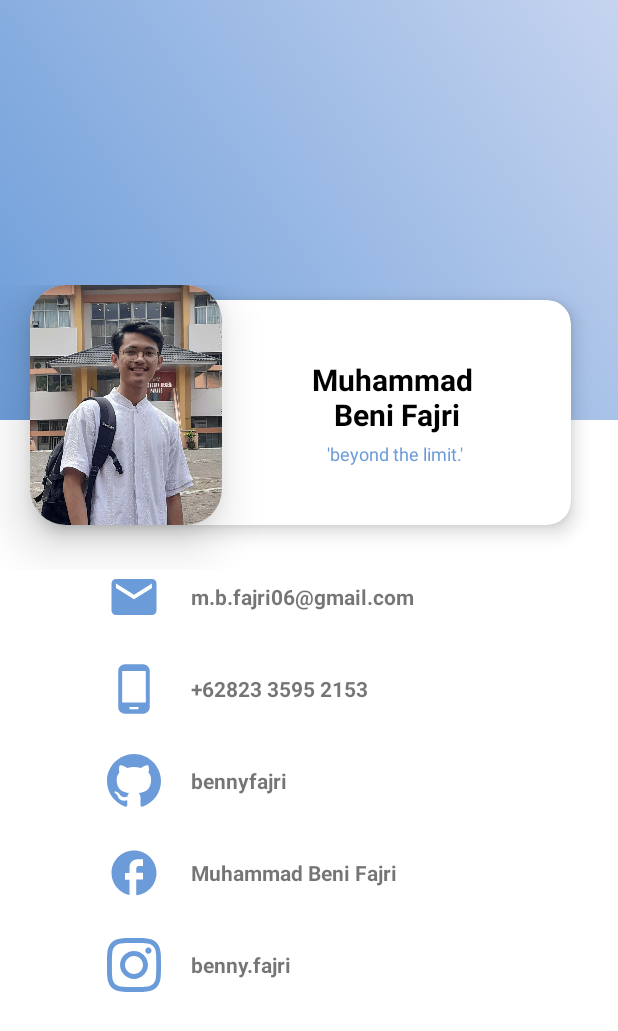
After one commit to bennyfajri/Resin-Ku, an Android app: the ActivityInfo screen opened directly, with no data from a screen before it, on a phone screen of 412 x 824 dp. The commit adds this screen. Shown: the top 1031 px of the screen. Run offline under Robolectric (Android 15) with nearby library versions, the phone set to English and light mode, and no system bars.

Commit message:
add page about

```diff
--- a/app/src/main/java/com/benny/resin_ku/Fragment_Resin.kt
+++ b/app/src/main/java/com/benny/resin_ku/Fragment_Resin.kt
@@ -55,9 +55,11 @@ class Fragment_Resin : Fragment() {
     private var jumlahResin = 0L
     private lateinit var timer: CountDownTimer
     private var r_waktu_detik = 0L
+    private var resinNambah = 0L
     private var r_state =  ResinState.Stopped
 
     private var secondsRemaining = 0L
+    private var resinRemaining = 0L
 
     override fun onCreateView(inflater: LayoutInflater, container: ViewGroup?,
                               savedInstanceState: Bundle?): View? {
--- /dev/null
+++ b/app/src/main/res/drawable/gradientbackground.xml
@@ -0,0 +1,7 @@
+<?xml version="1.0" encoding="utf-8"?>
+<shape xmlns:android="http://schemas.android.com/apk/res/android">
+    <gradient
+        android:angle="45"
+        android:startColor="@color/purple_500"
+        android:endColor="@color/purple_200"/>
+</shape>
--- /dev/null
+++ b/app/src/main/res/drawable/ic_baseline_info_24.xml
@@ -0,0 +1,5 @@
+<vector android:height="24dp" android:tint="#FFFFFF"
+    android:viewportHeight="24" android:viewportWidth="24"
+    android:width="24dp" xmlns:android="http://schemas.android.com/apk/res/android">
+    <path android:fillColor="@android:color/white" android:pathData="M12,2C6.48,2 2,6.48 2,12s4.48,10 10,10 10,-4.48 10,-10S17.52,2 12,2zM13,17h-2v-6h2v6zM13,9h-2L11,7h2v2z"/>
+</vector>
--- /dev/null
+++ b/app/src/main/res/drawable/ic_email.xml
@@ -0,0 +1,9 @@
+<vector xmlns:android="http://schemas.android.com/apk/res/android"
+    android:width="24dp"
+    android:height="24dp"
+    android:viewportWidth="24"
+    android:viewportHeight="24">
+  <path
+      android:fillColor="@color/purple_500"
+      android:pathData="M20,4L4,4c-1.1,0 -1.99,0.9 -1.99,2L2,18c0,1.1 0.9,2 2,2h16c1.1,0 2,-0.9 2,-2L22,6c0,-1.1 -0.9,-2 -2,-2zM20,8l-8,5 -8,-5L4,6l8,5 8,-5v2z"/>
+</vector>
--- /dev/null
+++ b/app/src/main/res/drawable/ic_facebook.xml
@@ -0,0 +1,9 @@
+<vector xmlns:android="http://schemas.android.com/apk/res/android"
+    android:width="36dp"
+    android:height="36dp"
+    android:viewportWidth="36"
+    android:viewportHeight="36">
+  <path
+      android:pathData="M33,18c0,-8.3 -6.7,-15 -15,-15S3,9.7 3,18c0,7.3 5.2,13.3 12,14.7V22.5h-3V18h3v-3.8c0,-2.9 2.4,-5.3 5.3,-5.3H24v4.5h-3c-0.8,0 -1.5,0.7 -1.5,1.5v3H24v4.5h-4.5v10.4C27.1,32.2 33,25.8 33,18z"
+      android:fillColor="#6B9CD9"/>
+</vector>
--- /dev/null
+++ b/app/src/main/res/drawable/ic_github.xml
@@ -0,0 +1,9 @@
+<vector xmlns:android="http://schemas.android.com/apk/res/android"
+    android:width="24dp"
+    android:height="24dp"
+    android:viewportWidth="24"
+    android:viewportHeight="24">
+  <path
+      android:pathData="M12,0C5.4,0 0,5.4 0,12c0,5.3 3.4,9.8 8.2,11.4C8.8,23.5 9,23.1 9,22.8v-2.2c-3.3,0.7 -4,-1.4 -4,-1.4c-0.5,-1.4 -1.3,-1.8 -1.3,-1.8c-1.1,-0.7 0.1,-0.7 0.1,-0.7c1.2,0.1 1.8,1.2 1.8,1.2c1.1,1.8 2.8,1.3 3.5,1c0.1,-0.8 0.4,-1.3 0.8,-1.6C7.1,17 4.3,16 4.3,11.4c0,-1.3 0.5,-2.4 1.2,-3.2C5.5,7.9 5,6.6 5.7,5c0,0 1,-0.3 3.3,1.2c1,-0.3 2,-0.4 3,-0.4c1,0 2,0.1 3,0.4C17.3,4.7 18.3,5 18.3,5c0.7,1.7 0.2,2.9 0.1,3.2c0.8,0.8 1.2,1.9 1.2,3.2c0,4.6 -2.8,5.6 -5.5,5.9c0.4,0.4 0.8,1.1 0.8,2.2v3.3c0,0.3 0.2,0.7 0.8,0.6C20.6,21.8 24,17.3 24,12C24,5.4 18.6,0 12,0z"
+      android:fillColor="#6B9CD9"/>
+</vector>
--- /dev/null
+++ b/app/src/main/res/drawable/ic_instagram.xml
@@ -0,0 +1,9 @@
+<vector xmlns:android="http://schemas.android.com/apk/res/android"
+    android:width="24dp"
+    android:height="24dp"
+    android:viewportWidth="24"
+    android:viewportHeight="24">
+  <path
+      android:pathData="M12,2.2c3.2,0 3.6,0 4.9,0.1c3.3,0.1 4.8,1.7 4.9,4.9c0.1,1.3 0.1,1.6 0.1,4.8c0,3.2 0,3.6 -0.1,4.8c-0.1,3.2 -1.7,4.8 -4.9,4.9c-1.3,0.1 -1.6,0.1 -4.9,0.1c-3.2,0 -3.6,0 -4.8,-0.1c-3.3,-0.1 -4.8,-1.7 -4.9,-4.9c-0.1,-1.3 -0.1,-1.6 -0.1,-4.8c0,-3.2 0,-3.6 0.1,-4.8c0.1,-3.2 1.7,-4.8 4.9,-4.9C8.4,2.2 8.8,2.2 12,2.2zM12,0C8.7,0 8.3,0 7.1,0.1c-4.4,0.2 -6.8,2.6 -7,7C0,8.3 0,8.7 0,12s0,3.7 0.1,4.9c0.2,4.4 2.6,6.8 7,7C8.3,24 8.7,24 12,24s3.7,0 4.9,-0.1c4.4,-0.2 6.8,-2.6 7,-7C24,15.7 24,15.3 24,12s0,-3.7 -0.1,-4.9c-0.2,-4.4 -2.6,-6.8 -7,-7C15.7,0 15.3,0 12,0zM12,5.8c-3.4,0 -6.2,2.8 -6.2,6.2s2.8,6.2 6.2,6.2s6.2,-2.8 6.2,-6.2C18.2,8.6 15.4,5.8 12,5.8zM12,16c-2.2,0 -4,-1.8 -4,-4c0,-2.2 1.8,-4 4,-4s4,1.8 4,4C16,14.2 14.2,16 12,16zM18.4,4.2c-0.8,0 -1.4,0.6 -1.4,1.4S17.6,7 18.4,7c0.8,0 1.4,-0.6 1.4,-1.4S19.2,4.2 18.4,4.2z"
+      android:fillColor="#6B9CD9"/>
+</vector>
--- /dev/null
+++ b/app/src/main/res/drawable/ic_phone_android.xml
@@ -0,0 +1,9 @@
+<vector xmlns:android="http://schemas.android.com/apk/res/android"
+    android:width="24dp"
+    android:height="24dp"
+    android:viewportWidth="24"
+    android:viewportHeight="24">
+  <path
+      android:fillColor="@color/purple_500"
+      android:pathData="M16,1L8,1C6.34,1 5,2.34 5,4v16c0,1.66 1.34,3 3,3h8c1.66,0 3,-1.34 3,-3L19,4c0,-1.66 -1.34,-3 -3,-3zM14,21h-4v-1h4v1zM17.25,18L6.75,18L6.75,4h10.5v14z"/>
+</vector>
--- /dev/null
+++ b/app/src/main/res/layout/activity_info.xml
@@ -0,0 +1,185 @@
+<?xml version="1.0" encoding="utf-8"?>
+<LinearLayout
+    xmlns:android="http://schemas.android.com/apk/res/android"
+    xmlns:app="http://schemas.android.com/apk/res-auto"
+    xmlns:tools="http://schemas.android.com/tools"
+    android:layout_width="match_parent"
+    android:layout_height="match_parent"
+    tools:context=".ActivityInfo"
+
+    android:orientation="vertical">
+
+    <RelativeLayout
+        android:layout_width="match_parent"
+        android:layout_height="380dp">
+        <LinearLayout
+            android:background="@drawable/gradientbackground"
+            android:layout_width="match_parent"
+            android:layout_height="280dp"
+            android:orientation="vertical">
+        </LinearLayout>
+        <FrameLayout
+            android:layout_width="match_parent"
+            android:layout_height="200dp"
+            android:layout_marginTop="190dp">
+            <androidx.cardview.widget.CardView
+                android:layout_width="128dp"
+                android:layout_height="160dp"
+                app:cardCornerRadius="24dp"
+                app:cardElevation="20dp"
+                android:layout_marginStart="20dp">
+                <ImageView
+                    android:layout_width="match_parent"
+                    android:layout_height="match_parent"
+                    android:src="@drawable/fotocropped"/>
+            </androidx.cardview.widget.CardView>
+            <androidx.cardview.widget.CardView
+                android:id="@+id/cardNama"
+                android:layout_width="350dp"
+                android:layout_height="150dp"
+                app:cardCornerRadius="16dp"
+                app:cardElevation="8dp"
+                android:layout_marginTop="10dp"
+                android:layout_gravity="center_horizontal">
+                <LinearLayout
+                    android:layout_width="match_parent"
+                    android:layout_height="match_parent"
+                    android:orientation="horizontal"
+                    android:weightSum="3">
+                    <LinearLayout
+                        android:layout_width="0dp"
+                        android:layout_height="match_parent"
+                        android:layout_weight="1"
+                        android:orientation="vertical"
+                        android:gravity="center">
+                    </LinearLayout>
+                    <LinearLayout
+                        android:layout_width="0dp"
+                        android:layout_height="match_parent"
+                        android:layout_weight="2"
+                        android:orientation="vertical"
+                        android:gravity="center">
+                        <TextView
+                            android:layout_width="wrap_content"
+                            android:layout_height="wrap_content"
+                            android:text="Muhammad \nBeni Fajri"
+                            android:textAlignment="center"
+                            android:textSize="20sp"
+                            android:textStyle="bold"
+                            android:textColor="@android:color/black"/>
+                        <TextView
+                            android:layout_width="wrap_content"
+                            android:layout_height="wrap_content"
+                            android:text="'beyond the limit.'"
+                            android:textSize="12sp"
+                            android:paddingTop="4dp"
+                            android:textColor="@color/purple_500"/>
+                    </LinearLayout>
+                </LinearLayout>
+            </androidx.cardview.widget.CardView>
+        </FrameLayout>
+    </RelativeLayout>
+    <LinearLayout
+        android:layout_width="320dp"
+        android:layout_height="wrap_content"
+        android:orientation="vertical"
+        android:layout_gravity="center">
+        <LinearLayout
+            android:id="@+id/email"
+            android:layout_width="match_parent"
+            android:layout_height="wrap_content"
+            android:orientation="horizontal"
+            android:paddingLeft="25dp">
+            <ImageView
+                android:layout_width="36dp"
+                android:layout_height="36dp"
+                android:src="@drawable/ic_email"/>
+           <TextView
+               android:layout_width="wrap_content"
+               android:layout_height="wrap_content"
+               android:paddingLeft="20dp"
+               android:text="m.b.fajri06@gmail.com"
+               android:layout_gravity="center_vertical"
+               android:textStyle="bold"/>
+        </LinearLayout>
+        <LinearLayout
+            android:id="@+id/whatsapp"
+            android:layout_width="match_parent"
+            android:layout_height="wrap_content"
+            android:orientation="horizontal"
+            android:paddingLeft="25dp"
+            android:layout_marginTop="25dp">
+            <ImageView
+                android:layout_width="36dp"
+                android:layout_height="36dp"
+                android:src="@drawable/ic_phone_android"/>
+            <TextView
+                android:layout_width="wrap_content"
+                android:layout_height="wrap_content"
+                android:paddingLeft="20dp"
+                android:text="+62823 3595 2153"
+                android:layout_gravity="center_vertical"
+                android:textStyle="bold"/>
+        </LinearLayout>
+        <LinearLayout
+            android:id="@+id/github"
+            android:layout_width="match_parent"
+            android:layout_height="wrap_content"
+            android:orientation="horizontal"
+            android:paddingLeft="25dp"
+            android:layout_marginTop="25dp">
+            <ImageView
+                android:layout_width="36dp"
+                android:layout_height="36dp"
+                android:src="@drawable/ic_github"/>
+            <TextView
+                android:layout_width="wrap_content"
+                android:layout_height="wrap_content"
+                android:paddingLeft="20dp"
+                android:text="bennyfajri"
+                android:layout_gravity="center_vertical"
+                android:textStyle="bold"/>
+        </LinearLayout>
+        <LinearLayout
+            android:id="@+id/facebook"
+            android:layout_width="match_parent"
+            android:layout_height="wrap_content"
+            android:orientation="horizontal"
+            android:paddingLeft="25dp"
+            android:layout_marginTop="25dp">
+            <ImageView
+                android:layout_width="36dp"
+                android:layout_height="36dp"
+                android:src="@drawable/ic_facebook"/>
+            <TextView
+                android:layout_width="wrap_content"
+                android:layout_height="wrap_content"
+                android:paddingLeft="20dp"
+                android:text="Muhammad Beni Fajri"
+                android:layout_gravity="center_vertical"
+                android:textStyle="bold"/>
+        </LinearLayout>
+        <LinearLayout
+            android:id="@+id/instagram"
+            android:layout_width="match_parent"
+            android:layout_height="wrap_content"
+            android:orientation="horizontal"
+            android:paddingLeft="25dp"
+            android:layout_marginTop="25dp">
+            <ImageView
+                android:layout_width="36dp"
+                android:layout_height="36dp"
+                android:src="@drawable/ic_instagram"/>
+            <TextView
+                android:layout_width="wrap_content"
+                android:layout_height="wrap_content"
+                android:paddingLeft="20dp"
+                android:text="benny.fajri"
+                android:layout_gravity="center_vertical"
+                android:textStyle="bold"/>
+        </LinearLayout>
+
+    </LinearLayout>
+
+
+</LinearLayout>
```
Also changed, not shown: app/src/main/AndroidManifest.xml (+4 -4 lines), app/src/main/java/com/benny/resin_ku/ActivityInfo.kt (added, +81 -0 lines), app/src/main/java/com/benny/resin_ku/MainActivity.kt (+19 -0 lines), app/src/main/res/drawable/ic_add.xml (added, +9 -0 lines), app/src/main/res/drawable/ic_forum.xml (added, +9 -0 lines), app/src/main/res/menu/help.xml (added, +11 -0 lines), app/src/main/res/drawable/fotocropped.jpg (added), app/src/main/res/drawable/profile1.png (added).
